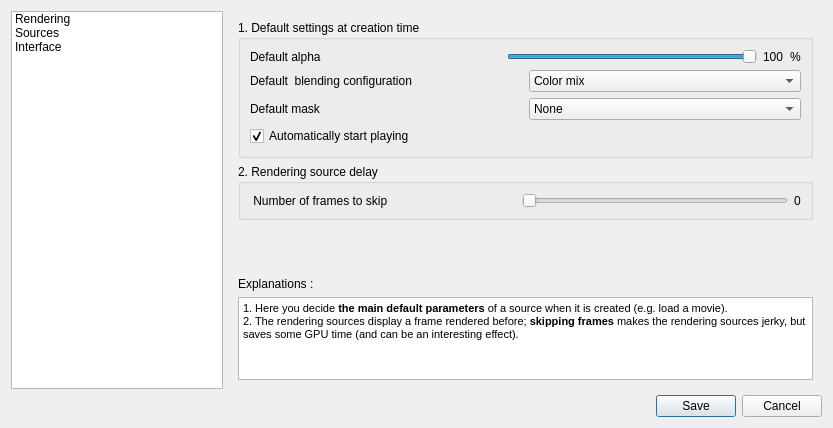
markus-wa/glmixer-mirror, file src/generalconfiguration.ui: the form before one commit.
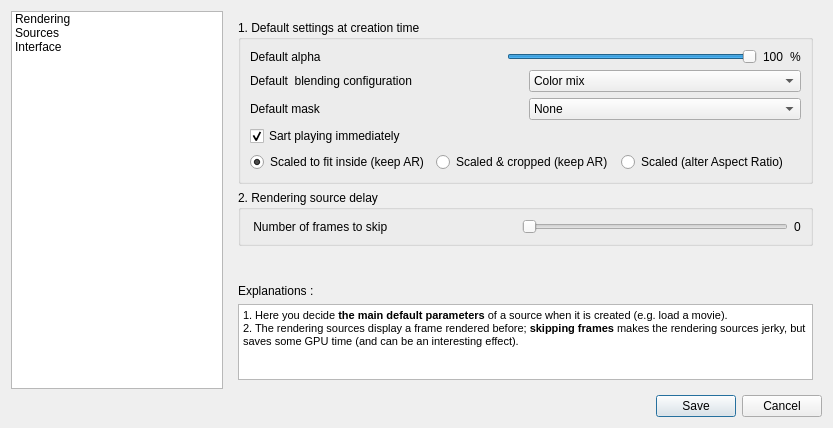
The form after the commit. The open tabs and pages were chosen to show the change. Icons and pictures are not drawn.

Commit message: Implementation of CURSOR class, with rough approximation of SPRING cursor. Added MIXSOURCE for the future...

```diff
--- a/src/generalconfiguration.ui
+++ b/src/generalconfiguration.ui
@@ -463,13 +463,44 @@
           <item>
            <widget class="QCheckBox" name="defaultStartPlaying">
             <property name="text">
-             <string>Automatically start playing</string>
+             <string>Sart playing immediately</string>
             </property>
             <property name="checked">
              <bool>true</bool>
             </property>
            </widget>
           </item>
+          <item>
+           <layout class="QHBoxLayout" name="horizontalLayout_4">
+            <item>
+             <widget class="QRadioButton" name="radioButton_9">
+              <property name="enabled">
+               <bool>true</bool>
+              </property>
+              <property name="text">
+               <string>Scaled to fit inside (keep AR)</string>
+              </property>
+              <property name="checked">
+               <bool>true</bool>
+              </property>
+             </widget>
+            </item>
+            <item>
+             <widget class="QRadioButton" name="radioButton_7">
+              <property name="text">
+               <string>Scaled &amp;&amp; cropped (keep AR)</string>
+              </property>
+             </widget>
+            </item>
+            <item>
+             <widget class="QRadioButton" name="radioButton_8">
+              <property name="text">
+               <string>Scaled (alter Aspect Ratio)</string>
+              </property>
+             </widget>
+            </item>
+           </layout>
+          </item>
          </layout>
         </widget>
        </item>
```
Left out of the diff: 14 changed lines with no effect on the pictures. The commit also changes 14 other files.
